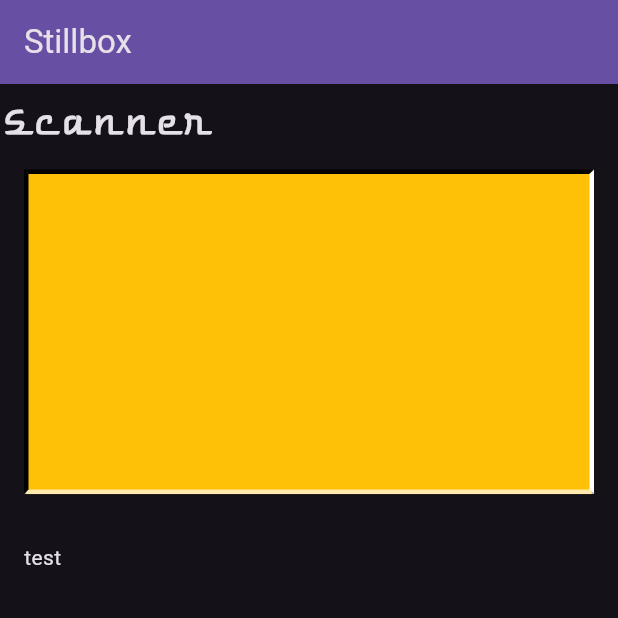
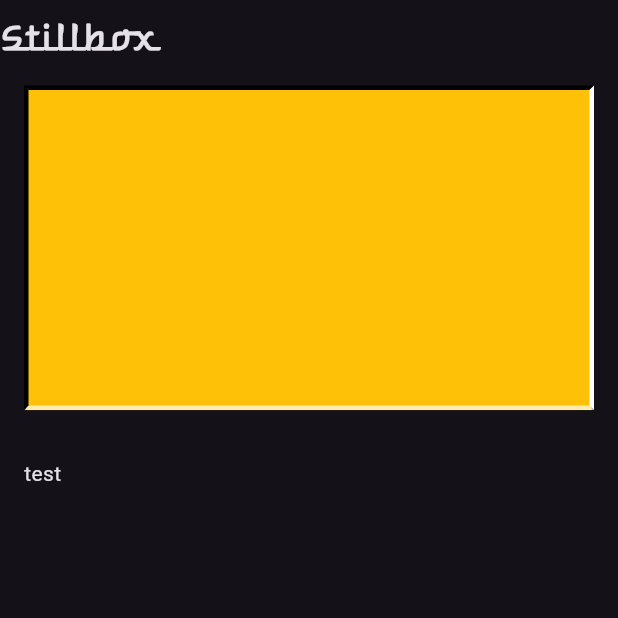
Before and after one commit to amigan/calls, a Flutter app: the screen it shows after launch, on a phone screen of 412 x 824 dp, the top half of it. Run offline on Flutter 3.47's test engine with Material 3 defaults, Android fonts, the phone set to English and light mode, and no system bars.

Commit message:
Fix style

```diff
--- a/lib/lcd.dart
+++ b/lib/lcd.dart
@@ -49,7 +49,7 @@ class ScannerLabel extends StatefulWidget {
 }
 
 class _ScannerLabelState extends State<ScannerLabel> {
-  String _label = "Scanner";
+  String _label = "Stillbox";
 
   void setLabel(String s) {
     _label = s;
@@ -66,7 +66,6 @@ class _ScannerLabelState extends State<ScannerLabel> {
             fontSize: 22.0,
             fontWeight: FontWeight.bold,
             fontFamily: "Warnes",
-            letterSpacing: 4.0,
           )),
     );
   }
--- a/lib/main.dart
+++ b/lib/main.dart
@@ -54,15 +54,6 @@ class _MainRadioState extends State<MainRadio> {
     // fast, so that you can just rebuild anything that needs updating rather
     // than having to individually change instances of widgets.
     return Scaffold(
-      appBar: AppBar(
-        // TRY THIS: Try changing the color here to a specific color (to
-        // Colors.amber, perhaps?) and trigger a hot reload to see the AppBar
-        // change color while the other colors stay the same.
-        backgroundColor: Theme.of(context).colorScheme.inversePrimary,
-        // Here we take the value from the MyHomePage object that was created by
-        // the App.build method, and use it to set our appbar title.
-        title: Text(widget.title),
-      ),
       body: const Center(
         // Center is a layout widget. It takes a single child and positions it
         // in the middle of the parent.
```
